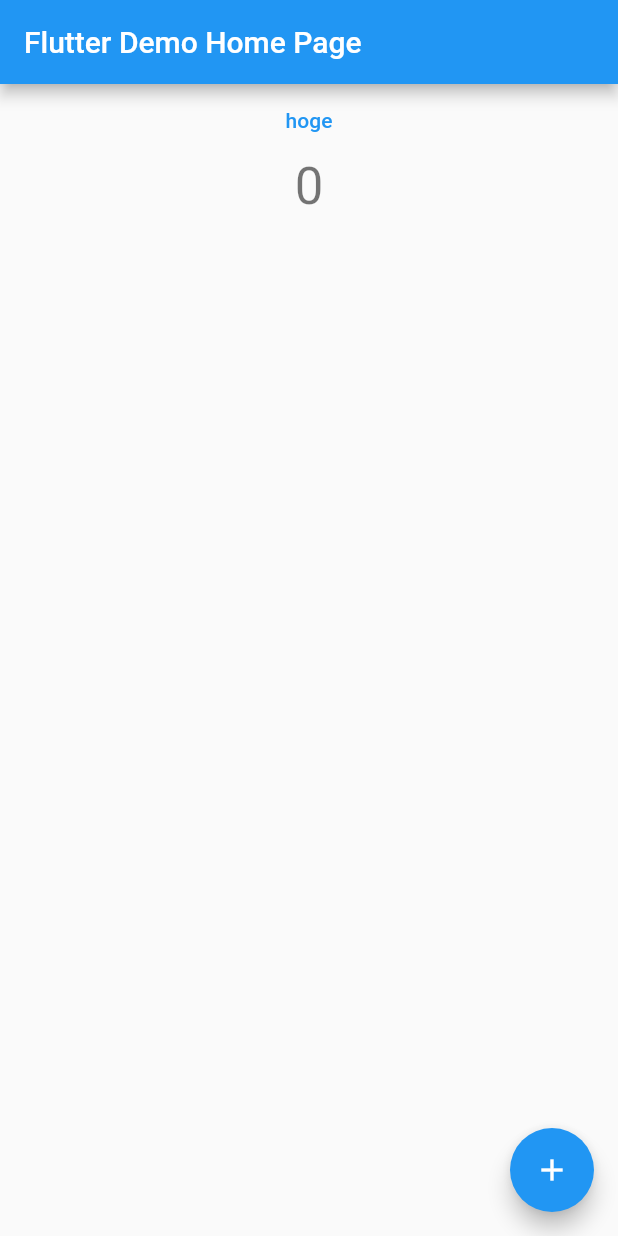
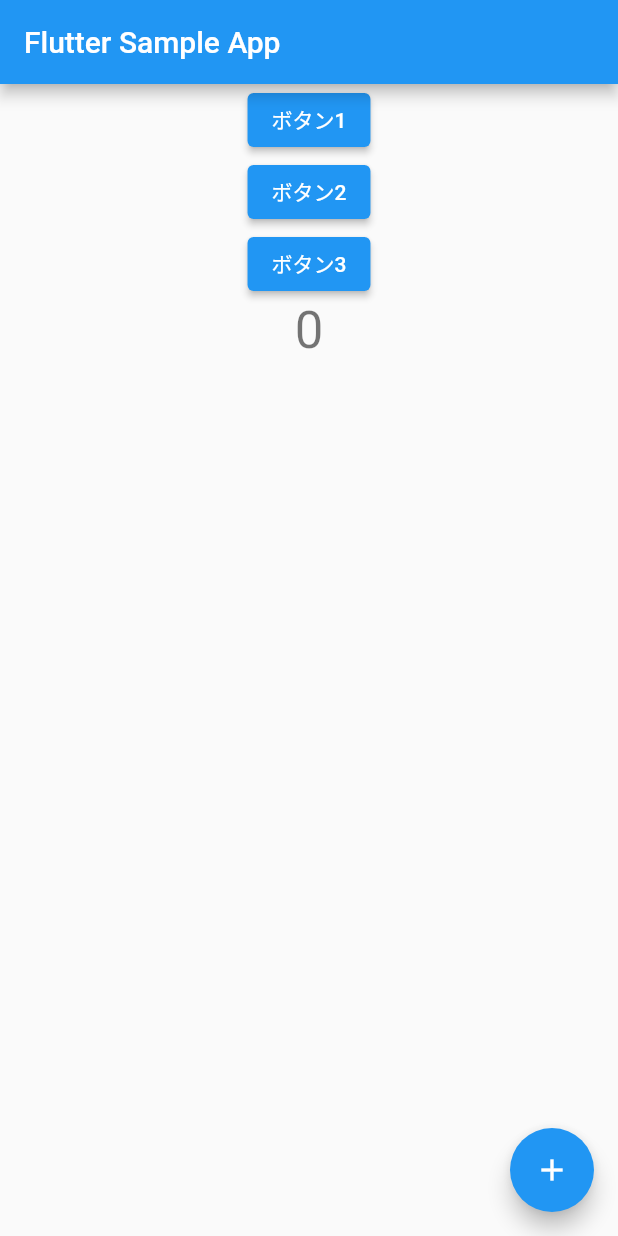
Before and after one commit to kento-ishizaki-lvgs/sample-app, a Flutter app: the screen it shows after launch, on a phone screen of 412 x 824 dp. Run offline on Flutter 3.47's test engine with Material 2 defaults, Android fonts, the phone set to English and light mode, and no system bars; our stand-ins replace go_router.

```diff
--- a/lib/buttons.dart
+++ b/lib/buttons.dart
@@ -1,12 +1,12 @@
 import 'package:flutter/material.dart';
 
 ElevatedButton elevatedBtn({
-  required Function() func,
+  required VoidCallback func,
   required String title,
 }) {
   return ElevatedButton(
     onPressed: func,
+    style: ElevatedButton.styleFrom(),
     child: Text(title),
-    style: ElevatedButton.styleFrom(),
   );
 }
--- a/lib/main.dart
+++ b/lib/main.dart
@@ -1,50 +1,44 @@
-import 'dart:developer' as developer;
+import 'package:flutter/material.dart';
+import 'package:go_router/go_router.dart';
+import 'package:sample_app/configs/log.dart';
+import 'package:sample_app/views/page1.dart';
 
-import 'package:flutter/material.dart';
-
-// white
-void log(String msg) {
-  developer.log('\x1B[37m$msg\x1B[0m');
-}
-
-// blue
-void logInfo(String msg) {
-  developer.log('\x1B[34m$msg\x1B[0m');
-}
-
-// green
-void logSuccess(String msg) {
-  developer.log('\x1B[32m$msg\x1B[0m');
-}
-
-// yellow
-void logWarning(String msg) {
-  developer.log('\x1B[33m$msg\x1B[0m');
-}
-
-// red
-void logError(String msg) {
-  developer.log('\x1B[31m$msg\x1B[0m');
-}
+import 'buttons.dart';
 
 void main() {
-  runApp(const MyApp());
+  runApp(MyApp());
 }
 
 class MyApp extends StatelessWidget {
-  const MyApp({Key? key}) : super(key: key);
+  MyApp({Key? key}) : super(key: key);
 
   @override
   Widget build(BuildContext context) {
-    return MaterialApp(
+    return MaterialApp.router(
+      routeInformationParser: _router.routeInformationParser,
+      routerDelegate: _router.routerDelegate,
       debugShowCheckedModeBanner: false,
       title: 'Flutter Demo Hoge',
       theme: ThemeData(
         primarySwatch: Colors.blue,
       ),
-      home: const MyHomePage(title: 'Flutter Demo Home Page'),
     );
   }
+
+  final _router = GoRouter(
+    routes: [
+      GoRoute(
+        path: '/',
+        builder: (context, state) => const MyHomePage(
+          title: 'Flutter Sample App',
+        ),
+      ),
+      GoRoute(
+        path: '/page1',
+        builder: (context, state) => const PageOne(),
+      ),
+    ],
+  );
 }
 
 class MyHomePage extends StatefulWidget {
@@ -74,11 +68,9 @@ class _MyHomePageState extends State<MyHomePage> {
         child: Column(
           crossAxisAlignment: CrossAxisAlignment.center,
           children: [
-            // elevatedBtn(func: hoge, title: 'ボタン1'),
-            TextButton(
-              onPressed: hoge,
-              child: Text('hoge'),
-            ),
+            elevatedBtn(func: white, title: 'ボタン1'),
+            elevatedBtn(func: blue, title: 'ボタン2'),
+            elevatedBtn(func: red, title: 'ボタン3'),
             Text(
               '$_counter',
               style: Theme.of(context).textTheme.headline4,
@@ -93,7 +85,15 @@ class _MyHomePageState extends State<MyHomePage> {
     );
   }
 
-  void hoge() {
-    log('hoge');
+  void white() {
+    log('aaaaaaaa');
+  }
+
+  void blue() {
+    logInfo('bbbbbbb');
+  }
+
+  void red() {
+    logError('ccccccccc');
   }
 }
--- a/pubspec.yaml
+++ b/pubspec.yaml
@@ -9,12 +9,13 @@ environment:
 dependencies:
   flutter:
     sdk: flutter
-  cupertino_icons: ^1.0.2
+  go_router: ^3.0.0
 
 dev_dependencies:
+  flutter_lints: ^1.0.4
   flutter_test:
     sdk: flutter
-  flutter_lints: ^1.0.0
+  pedantic_mono: any
 
 flutter:
   uses-material-design: true
```
Also changed, not shown: analysis_options.yaml (+2 -29 lines), lib/configs/log.dart (added, +26 -0 lines), lib/views/page1.dart (added, +17 -0 lines), lib/views/page2.dart (added, +12 -0 lines), lib/views/page3.dart (added, +12 -0 lines), pubspec.lock, 1 other file.
